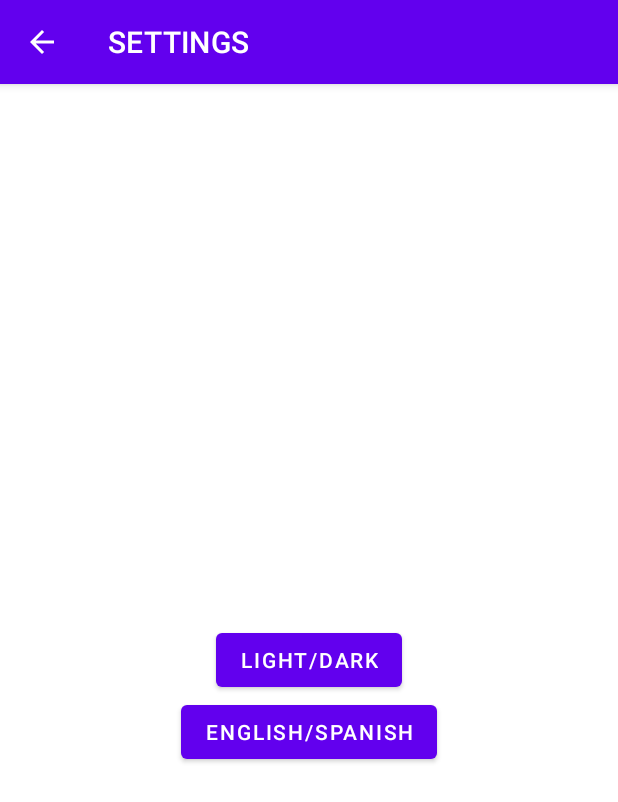
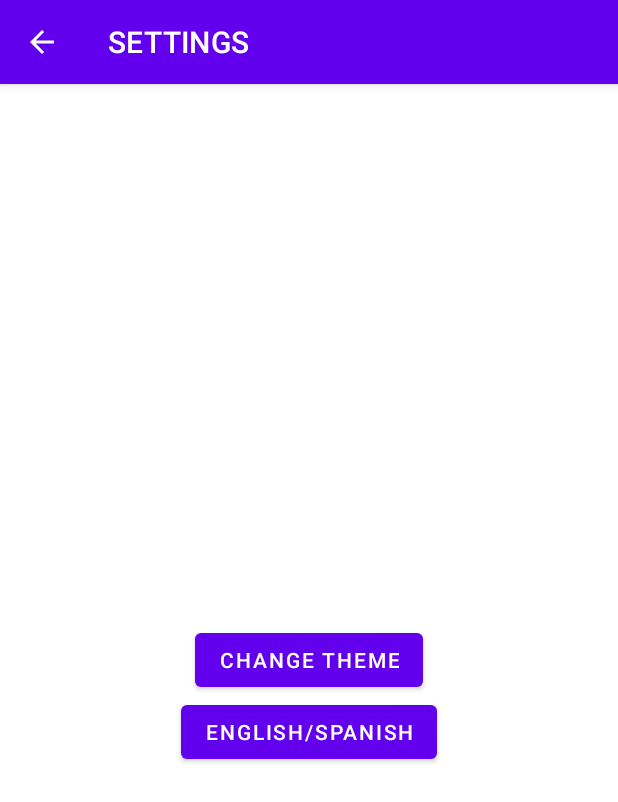
Before and after one commit to SarthakSirotiya/UTVend, an Android app: the SettingsActivity screen opened directly, with no data from a screen before it, on a phone screen of 412 x 824 dp. Shown: the top 802 px of the screen. Run offline under Robolectric (Android 15) with nearby library versions, the phone set to English and light mode, and no system bars.

Commit message:
add theme selection

```diff
--- a/app/src/main/res/layout/activity_settings.xml
+++ b/app/src/main/res/layout/activity_settings.xml
@@ -7,21 +7,21 @@
     tools:context=".SettingsActivity">
 
     <Button
-        android:id="@+id/lightDarkButton"
+        android:id="@+id/themeButton"
         android:layout_width="wrap_content"
         android:layout_height="wrap_content"
-        android:text="Light/Dark"
+        android:text="Change Theme"
         app:layout_constraintBottom_toBottomOf="parent"
         app:layout_constraintEnd_toEndOf="parent"
         app:layout_constraintStart_toStartOf="parent"
         app:layout_constraintTop_toTopOf="parent" />
 
     <Button
-        android:id="@+id/englishSpanishButton"
+        android:id="@+id/languageButton"
         android:layout_width="wrap_content"
         android:layout_height="wrap_content"
         android:text="English/Spanish"
         app:layout_constraintEnd_toEndOf="parent"
         app:layout_constraintStart_toStartOf="parent"
-        app:layout_constraintTop_toBottomOf="@+id/lightDarkButton" />
+        app:layout_constraintTop_toBottomOf="@+id/themeButton" />
 </androidx.constraintlayout.widget.ConstraintLayout>
```
Also changed, not shown: app/src/main/java/com/trescaballeros/utvend/SettingsActivity.kt (+24 -4 lines).
